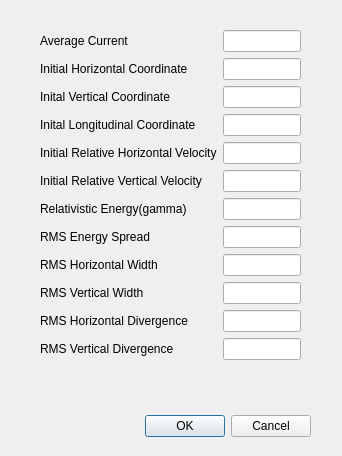
Old version of the form radtrack/ui/beamforsrw.ui in the repository aerosadegh/radtrack.
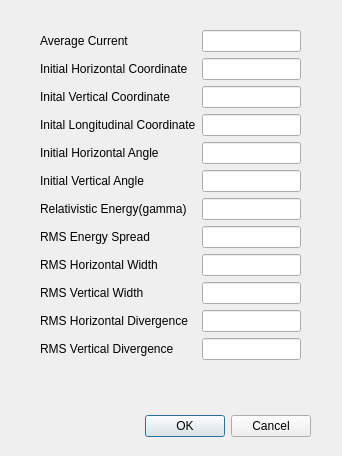
New version of the form.

```diff
--- a/radtrack/ui/beamforsrw.ui
+++ b/radtrack/ui/beamforsrw.ui
@@ -70,14 +70,14 @@
     <item row="4" column="0">
      <widget class="QLabel" name="label_16">
       <property name="text">
-       <string>Initial Relative Horizontal Velocity</string>
+       <string>Initial Horizontal Angle</string>
       </property>
      </widget>
     </item>
     <item row="5" column="0">
      <widget class="QLabel" name="label_17">
       <property name="text">
-       <string>Initial Relative Vertical Velocity</string>
+       <string>Initial Vertical Angle</string>
       </property>
      </widget>
     </item>
```
Left out of the diff: 2 changed lines with no effect on the pictures.
